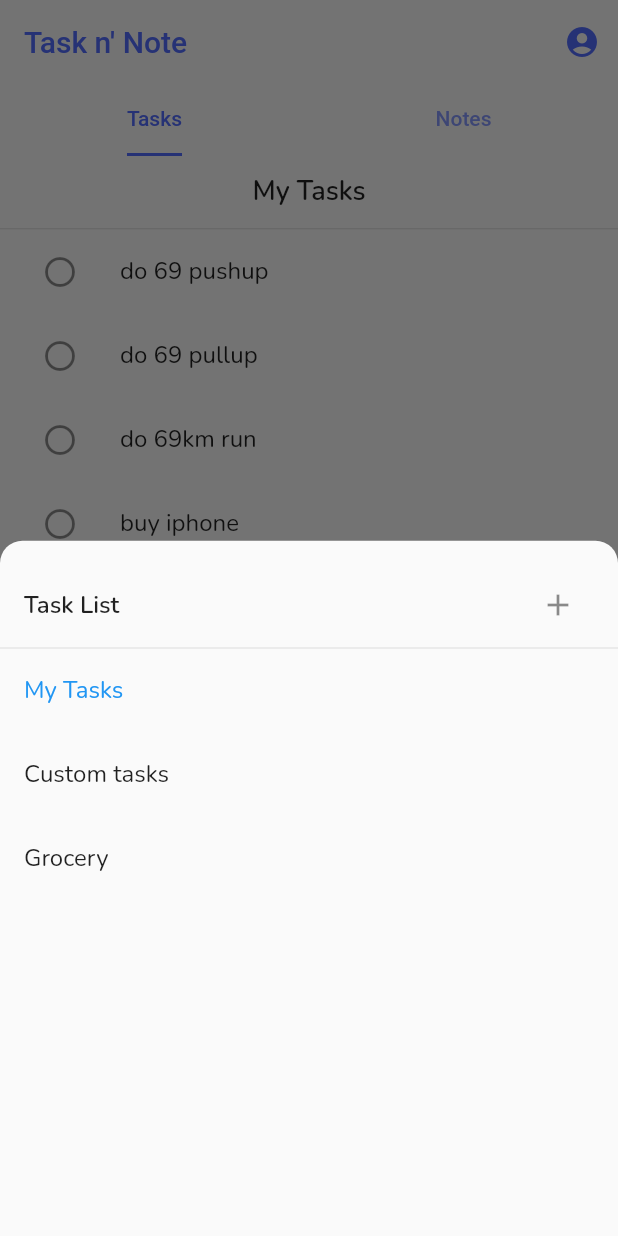
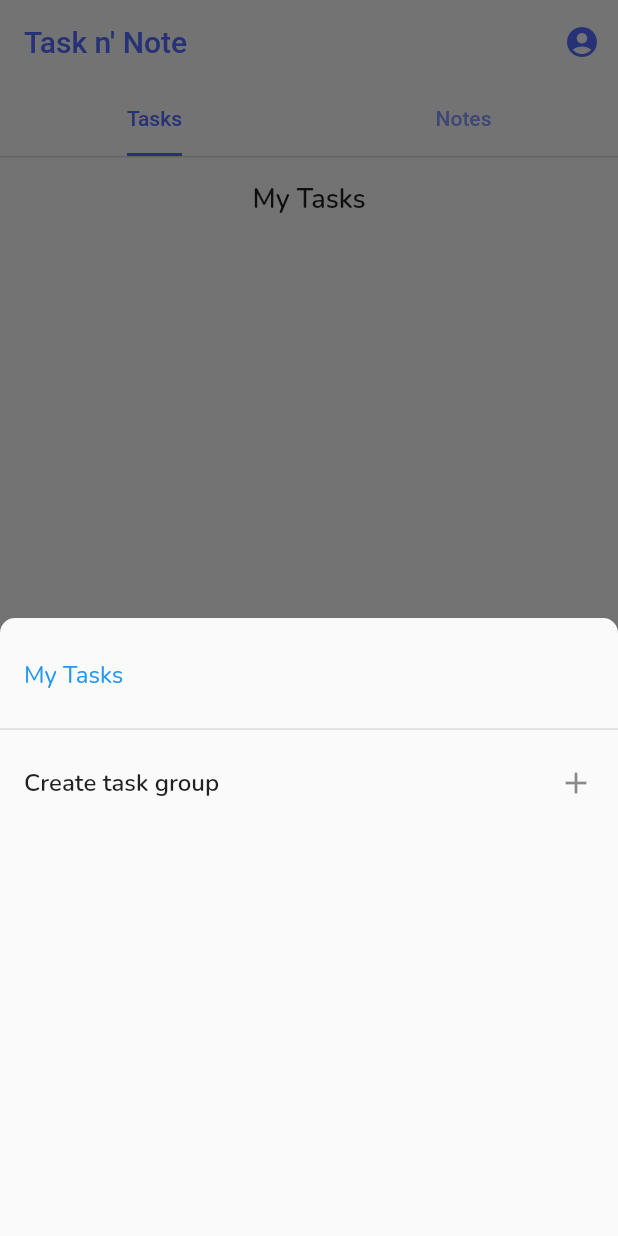
Before and after one commit to jedymatt/task_n_note, a Flutter app: the screen it shows after launch, after a tap on the "menu" icon, on a phone screen of 412 x 824 dp. Run offline on Flutter 3.47's test engine with Material 2 defaults, Android fonts, the light colour scheme and no system bars; our stand-ins replace google_fonts.

Commit message:
Added screens, widgets, and dependencies

```diff
--- a/lib/app.dart
+++ b/lib/app.dart
@@ -1,7 +1,12 @@
 // ignore_for_file: prefer_const_constructors
 
+// Flutter imports:
 import 'package:flutter/material.dart';
+
+// Package imports:
 import 'package:google_fonts/google_fonts.dart';
+
+// Project imports:
 import './screens/home_screen.dart';
 
 class App extends StatelessWidget {
--- a/lib/main.dart
+++ b/lib/main.dart
@@ -1,5 +1,7 @@
+// Flutter imports:
 import 'package:flutter/material.dart';
 
+// Project imports:
 import 'app.dart';
 
 void main() {
--- a/lib/models/note.dart
+++ b/lib/models/note.dart
@@ -0,0 +1,7 @@
+class Note {
+  String title;
+  String content;
+
+  Note({this.title = "", this.content = ""})
+      : assert(title != "", content != "");
+}
--- a/lib/models/task.dart
+++ b/lib/models/task.dart
@@ -3,5 +3,5 @@ class Task {
   String description;
   bool isDone;
 
-  Task(this.title, this.description, this.isDone);
+  Task({required this.title, this.description = "", this.isDone = false});
 }
--- a/lib/models/task_group.dart
+++ b/lib/models/task_group.dart
@@ -1,8 +1,9 @@
+// Project imports:
 import 'task.dart';
 
 class TaskGroup {
   String title;
   List<Task> tasks;
 
-  TaskGroup(this.title, this.tasks);
+  TaskGroup({required this.title, List<Task>? tasks}) : tasks = [];
 }
--- a/lib/screens/home_screen.dart
+++ b/lib/screens/home_screen.dart
@@ -1,20 +1,52 @@
 // ignore_for_file: prefer_const_constructors, prefer_const_literals_to_create_immutables
 
+// Flutter imports:
 import 'package:flutter/material.dart';
+
+// Package imports:
 import 'package:google_fonts/google_fonts.dart';
-import 'package:task_n_note/screens/task_group_edit_screen.dart';
+import 'package:task_n_note/models/task_group.dart';
+
+// Project imports:
+import '../widgets/note_list_view.dart';
+import '../widgets/task_group_sheet.dart';
 import '../widgets/task_list_view.dart';
+import 'add_task_screen.dart';
 
-class HomeScreen extends StatelessWidget {
+class HomeScreen extends StatefulWidget {
   const HomeScreen({Key? key}) : super(key: key);
 
   @override
+  State<HomeScreen> createState() => _HomeScreenState();
+}
+
+class _HomeScreenState extends State<HomeScreen> {
+  int currentTabIndex = 0;
+  List<TaskGroup> taskGroups = [
+    TaskGroup(title: 'My Tasks'),
+  ];
+
+  late TaskGroup currentTaskGroup;
+
+  @override
+  void initState() {
+    super.initState();
+
+    currentTaskGroup = taskGroups.first;
+  }
+
+  @override
   Widget build(BuildContext context) {
+    Row currentBottomAppBarItems = Row(
+      mainAxisSize: MainAxisSize.max,
+      children: _getCurrentBottomAppBarItems(),
+    );
     return DefaultTabController(
       length: 2,
-      child: SafeArea(
+      initialIndex: currentTabIndex,
       child: Scaffold(
-          body: NestedScrollView(
+        body: SafeArea(
+          child: NestedScrollView(
             headerSliverBuilder:
                 (BuildContext context, bool innerBoxIsScrolled) {
               return [
@@ -36,6 +68,13 @@ class HomeScreen extends StatelessWidget {
                     ),
                   ],
                   bottom: TabBar(
+                    onTap: (value) {
+                      if (currentTabIndex == value) return;
+
+                      setState(() {
+                        currentTabIndex = value;
+                      });
+                    },
                     labelColor: Colors.indigoAccent,
                     indicatorColor: Colors.indigoAccent,
                     indicatorSize: TabBarIndicatorSize.label,
@@ -53,83 +92,88 @@ class HomeScreen extends StatelessWidget {
             },
             body: TabBarView(
               children: <Widget>[
-                TaskListView(),
-                Container(),
-              ],
+                TaskListView(
+                  taskGroup: currentTaskGroup,
                 ),
-          ),
-          floatingActionButton: FloatingActionButton(
-            onPressed: () {},
-            child: Icon(Icons.add),
-            backgroundColor: Colors.indigoAccent,
-          ),
-          floatingActionButtonLocation:
-              FloatingActionButtonLocation.centerDocked,
-          bottomNavigationBar: BottomAppBar(
-            child: Row(
-              children: [
-                IconButton(
-                  icon: Icon(Icons.menu),
-                  onPressed: () {
-                    // Navigator.push(
-                    //   context,
-                    //   MaterialPageRoute(
-                    //     builder: (context) => TaskGroupEditScreen(),
-                    //   ),
-                    // );
-                    showModalBottomSheet(
-                      context: context,
-                      builder: (context) {
-                        return Column(
-                          children: [
-                            SizedBox(
-                              height: 15.0,
-                            ),
-                            ListTile(
-                              title: Text(
-                                'Task List',
-                                style: TextStyle(
-                                  fontWeight: FontWeight.w600,
-                                ),
-                              ),
-                              trailing: IconButton(
-                                  onPressed: () {}, icon: Icon(Icons.add)),
-                            ),
-                            Divider(
-                              height: 1.0,
-                            ),
-                            Expanded(
-                              child: Scrollbar(
-                                child: ListView(
-                                  children: [
-                                    ListTile(
-                                      title: Text('My Tasks'),
-                                      selected: true,
-                                      onTap: () {},
-                                    ),
-                                    ListTile(
-                                      title: Text('Custom tasks'),
-                                      onTap: () {},
-                                    ),
-                                    ListTile(
-                                      title: Text('Grocery'),
-                                      onTap: () {},
-                                    ),
+                NoteListView(),
               ],
             ),
           ),
         ),
-                          ],
+        floatingActionButton: FloatingActionButton(
+          onPressed: _moveToAddTaskScreen,
+          child: Icon(Icons.add),
+          backgroundColor: Colors.indigoAccent,
+        ),
+        floatingActionButtonLocation: FloatingActionButtonLocation.centerDocked,
+        bottomNavigationBar: currentTabIndex == 0
+            ? buildTaskBottomAppBar()
+            : BottomAppBar(
+                shape: CircularNotchedRectangle(),
+                notchMargin: 5.0,
+                child: currentBottomAppBarItems,
+              ),
+      ),
+    );
+  }
+
+  void showTaskGroupSheet() {
+    showModalBottomSheet(
+      context: context,
+      builder: (context) {
+        return TaskGroupSheet(
+          taskGroups: taskGroups,
+          currentTaskGroupIndex: taskGroups.indexOf(currentTaskGroup),
         );
       },
       shape: RoundedRectangleBorder(
-                        borderRadius: BorderRadius.only(
-                          topLeft: Radius.circular(15.0),
-                          topRight: Radius.circular(15.0),
+        borderRadius: BorderRadius.vertical(
+          top: Radius.circular(10.0),
         ),
       ),
+      isScrollControlled: true,
     );
-                  },
+  }
+
+  void _moveToAddTaskScreen() {
+    Navigator.push(
+      context,
+      MaterialPageRoute(
+        builder: (context) => AddTaskScreen(),
+      ),
+    );
+  }
+
+  List<Widget> _getCurrentBottomAppBarItems() {
+    // notes
+    return [
+      IconButton(
+        icon: Icon(Icons.menu),
+        onPressed: () {},
+      ),
+      Spacer(),
+      IconButton(
+        onPressed: () {},
+        icon: Icon(Icons.search),
+      ),
+      IconButton(
+        icon: Icon(Icons.more_vert),
+        onPressed: () {},
+      ),
+    ];
+  }
+
+  Widget buildTaskBottomAppBar() {
+    return Builder(builder: (context) {
+      return BottomAppBar(
+        shape: CircularNotchedRectangle(),
+        notchMargin: 5.0,
+        child: Row(
+          mainAxisSize: MainAxisSize.max,
+          children: [
+            IconButton(
+              icon: Icon(Icons.menu),
+              onPressed: showTaskGroupSheet,
             ),
             Spacer(),
             IconButton(
@@ -145,12 +189,12 @@ class HomeScreen extends StatelessWidget {
                           height: 15.0,
                         ),
                         ListTile(
-                              leading: Icon(Icons.done_all),
+                          // leading: Icon(Icons.done_all),
                           title: Text('Mark all as complete'),
                           onTap: () {},
                         ),
                         ListTile(
-                              leading: Icon(Icons.clear_all),
+                          // leading: Icon(Icons.clear_all),
                           title: Text('Clear all completed'),
                           onTap: () {},
                         ),
@@ -159,8 +203,8 @@ class HomeScreen extends StatelessWidget {
                   },
                   shape: RoundedRectangleBorder(
                     borderRadius: BorderRadius.only(
-                          topLeft: Radius.circular(15.0),
-                          topRight: Radius.circular(15.0),
+                      topLeft: Radius.circular(10.0),
+                      topRight: Radius.circular(10.0),
                     ),
                   ),
                 );
@@ -168,9 +212,7 @@ class HomeScreen extends StatelessWidget {
             ),
           ],
         ),
-          ),
-        ),
-      ),
       );
+    });
   }
 }
--- a/lib/screens/task_group_edit_screen.dart
+++ /dev/null
@@ -1,34 +0,0 @@
-// ignore_for_file: prefer_const_constructors, prefer_const_literals_to_create_immutables
-
-import 'package:flutter/material.dart';
-
-class TaskGroupEditScreen extends StatelessWidget {
-  const TaskGroupEditScreen({Key? key}) : super(key: key);
-
-  @override
-  Widget build(BuildContext context) {
-    return Scaffold(
-      appBar: AppBar(
-        title: Text('Task List'),
-        foregroundColor: Colors.indigoAccent,
-        backgroundColor: Theme.of(context).scaffoldBackgroundColor,
-        elevation: 0.0,
-        actions: [IconButton(onPressed: () {}, icon: Icon(Icons.add))],
-      ),
-      body: ListView(
-        children: [
-          ListTile(
-            title: Text('My Tasks'),
-            selected: true,
-          ),
-          ListTile(
-            title: Text('Custom tasks'),
-          ),
-          ListTile(
-            title: Text('Grocery'),
-          ),
-        ],
-      ),
-    );
-  }
-}
--- /dev/null
+++ b/lib/widgets/task_group_sheet.dart
@@ -0,0 +1,87 @@
+// ignore_for_file: prefer_const_constructors, prefer_const_literals_to_create_immutables
+
+// Flutter imports:
+import 'package:flutter/material.dart';
+import 'package:task_n_note/screens/add_task_group_screen.dart';
+import '../models/task_group.dart';
+
+class TaskGroupSheet extends StatefulWidget {
+  final List<TaskGroup> taskGroups;
+  final int currentTaskGroupIndex;
+
+  const TaskGroupSheet({
+    Key? key,
+    required this.taskGroups,
+    required this.currentTaskGroupIndex,
+  }) : super(key: key);
+
+  @override
+  _TaskGroupSheetState createState() => _TaskGroupSheetState();
+}
+
+class _TaskGroupSheetState extends State<TaskGroupSheet> {
+  late int currentIndex;
+
+  @override
+  void initState() {
+    super.initState();
+
+    currentIndex = widget.currentTaskGroupIndex;
+  }
+
+  @override
+  Widget build(BuildContext context) {
+    return DraggableScrollableSheet(
+      maxChildSize: 0.9,
+      expand: false,
+      builder: (context, scrollController) {
+        return ListView(
+          controller: scrollController,
+          children: [
+            SizedBox(
+              height: 10.0,
+            ),
+            ...widget.taskGroups
+                .map((taskGroup) => _buildTaskGroupTile(taskGroup))
+                .toList(),
+            Divider(
+              thickness: 1.0,
+            ),
+            _buildAddTaskGroup(),
+          ],
+        );
+      },
+    );
+  }
+
+  Widget _buildAddTaskGroup() {
+    return ListTile(
+      title: Text(
+        'Create task group',
+        style: TextStyle(
+          fontWeight: FontWeight.w600,
+        ),
+      ),
+      trailing: Icon(Icons.add),
+      onTap: () {
+        Navigator.push(context, MaterialPageRoute(
+          builder: (context) {
+            return AddTaskGroupScreen();
+          },
+        ));
+      },
+    );
+  }
+
+  Widget _buildTaskGroupTile(TaskGroup taskGroup) {
+    return ListTile(
+      title: Text(taskGroup.title),
+      selected: widget.taskGroups.indexOf(taskGroup) == currentIndex,
+      onTap: () {
+        setState(() {
+          currentIndex = widget.taskGroups.indexOf(taskGroup);
+        });
+      },
+    );
+  }
+}
--- a/lib/widgets/task_list_view.dart
+++ b/lib/widgets/task_list_view.dart
@@ -1,27 +1,21 @@
 // ignore_for_file: prefer_const_constructors, prefer_const_literals_to_create_immutables
 
+// Flutter imports:
 import 'package:flutter/material.dart';
+
+// Project imports:
+import '../models/task.dart';
 import '../models/task_group.dart';
-import '../models/task.dart';
 
 class TaskListView extends StatelessWidget {
-  const TaskListView({Key? key}) : super(key: key);
+  final TaskGroup taskGroup;
+
+  const TaskListView({Key? key, required this.taskGroup}) : super(key: key);
 
   @override
   Widget build(BuildContext context) {
-    TaskGroup taskGroup = TaskGroup(
-      'My Tasks',
-      [
-        Task('do 69 pushup', '', false),
-        Task('do 69 pullup', '', false),
-        Task('do 69km run', '', false),
-        Task('buy iphone', '', false),
-        Task('sell kidney', '', false),
-      ],
-    );
-
     Widget taskGroupTitleSection = Container(
-      height: kTextTabBarHeight,
+      height: kToolbarHeight,
       padding: EdgeInsets.all(8.0),
       child: Center(
         child: Text(
@@ -34,14 +28,20 @@ class TaskListView extends StatelessWidget {
       ),
     );
 
-    return ListView(
+    return Scrollbar(
+      interactive: true,
+      child: ListView(
+        shrinkWrap: true,
+        // padding: EdgeInsets.only(top: 0.0),
         children: [
-        taskGroupTitleSection,
           Divider(
+            thickness: 1.0,
             height: 1.0,
           ),
+          taskGroupTitleSection,
           ...taskGroup.tasks.map((task) => _buildTaskItem(task)).toList(),
         ],
+      ),
     );
   }
 
--- a/pubspec.yaml
+++ b/pubspec.yaml
@@ -15,6 +15,8 @@ dependencies:
   cupertino_icons: ^1.0.2
   google_fonts: ^2.1.0
   faker: ^2.0.0
+  provider: ^6.0.1
+  import_sorter: ^4.6.0
 
 dev_dependencies:
   flutter_test:
```
Also changed, not shown: lib/provider/task_group_provider.dart (added, +45 -0 lines), lib/screens/add_task_group_screen.dart (added, +49 -0 lines), lib/screens/add_task_screen.dart (added, +53 -0 lines), lib/widgets/note_list_view.dart (added, +64 -0 lines), pubspec.lock, 3 other files. Lines whose indentation alone changed are shown as unchanged.
